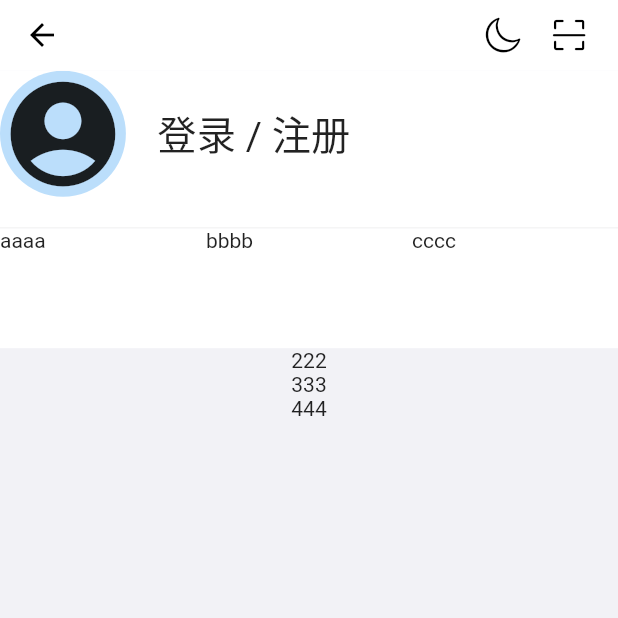
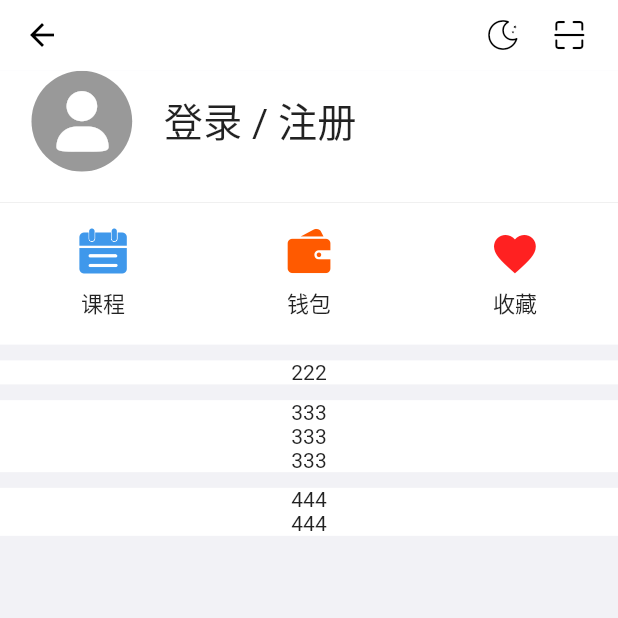
Before and after one commit to MemoryDewey/FlutterBaasStudy, a Flutter app: the ProfilePage screen opened directly, on a phone screen of 412 x 824 dp, the top half of it. Run offline on Flutter 3.47's test engine with Material 2 defaults, Android fonts, the light colour scheme and no system bars; our stand-ins replace cached_network_image, dio, flutter_screenutil, flutter_swiper, shared_preferences; accounts and stored records are empty; network calls fail.

Commit message:
更新图标，优化首页AppBar，更新个人页

```diff
--- a/lib/icons/font_icon.dart
+++ b/lib/icons/font_icon.dart
@@ -24,8 +24,13 @@ class FontIcons {
       IconData(0xe611, fontFamily: 'IconFont');
   static const IconData safety_setting =
       IconData(0xe612, fontFamily: 'IconFont');
-  static const IconData scan = IconData(0xe614, fontFamily: 'IconFont');
-  static const IconData qr_code = IconData(0xe63c, fontFamily: 'IconFont');
-  static const IconData sun = IconData(0xe6ee,fontFamily: 'IconFont');
-  static const IconData moon = IconData(0xe69a, fontFamily: 'IconFont');
+  static const IconData user = IconData(0xe613, fontFamily: 'IconFont');
+  static const IconData light_mode = IconData(0xe614, fontFamily: 'IconFont');
+  static const IconData dark_mode = IconData(0xe615, fontFamily: 'IconFont');
+  static const IconData qr_code = IconData(0xe616, fontFamily: 'IconFont');
+  static const IconData scan = IconData(0xe617, fontFamily: 'IconFont');
+  static const IconData wallet_border = IconData(0xe618, fontFamily: 'IconFont');
+  static const IconData wallet = IconData(0xe61c, fontFamily: 'IconFont');
+  static const IconData note = IconData(0xe61d, fontFamily: 'IconFont');
+  static const IconData search = IconData(0xe61e, fontFamily: 'Iconfont');
 }
--- a/lib/pages/home_page.dart
+++ b/lib/pages/home_page.dart
@@ -180,7 +180,7 @@ class _HomePageState extends State<HomePage>
             ),
           ),
           child: Container(
-            height: AutoSizeUtil.size(80),
+            height: AutoSizeUtil.size(_paddingTop + 60),
             padding: EdgeInsets.only(top: _paddingTop),
             decoration: BoxDecoration(
               color:
--- a/lib/pages/profile_page.dart
+++ b/lib/pages/profile_page.dart
@@ -1,5 +1,7 @@
 import 'package:baas_study/icons/font_icon.dart';
 import 'package:baas_study/utils/auto_size_utli.dart';
+import 'package:baas_study/widget/list_tile_group.dart';
+import 'package:cached_network_image/cached_network_image.dart';
 import 'package:flutter/material.dart';
 
 class ProfilePage extends StatefulWidget {
@@ -22,16 +24,35 @@ class _ProfilePageState extends State<ProfilePage>
         appBar: _appBar,
         backgroundColor: Color(0xfff2f2f6),
         body: Container(
-          child: Column(
+          child: ListView(
             children: <Widget>[
               _info,
-              Divider(
-                height: 0,
+              Divider(height: 0),
+              _gradGroup,
+              ListTileGroup(
+                color: Colors.white,
+                top: _size(10),
+                children: <Widget>[
+                  Text('222'),
+                ],
               ),
-              _gradItem,
-              Text('222'),
-              Text('333'),
-              Text('444'),
+              ListTileGroup(
+                color: Colors.white,
+                top: _size(10),
+                bottom: _size(10),
+                children: <Widget>[
+                  Text('333'),
+                  Text('333'),
+                  Text('333'),
+                ],
+              ),
+              ListTileGroup(
+                color: Colors.white,
+                children: <Widget>[
+                  Text('444'),
+                  Text('444'),
+                ],
+              ),
             ],
           ),
         ));
@@ -44,6 +65,11 @@ class _ProfilePageState extends State<ProfilePage>
     return AutoSizeUtil.size(size);
   }
 
+  _font(double fonSize) {
+    return AutoSizeUtil.font(fonSize);
+  }
+
+  /// appBar
   Widget get _appBar {
     return PreferredSize(
       child: AppBar(
@@ -52,7 +78,7 @@ class _ProfilePageState extends State<ProfilePage>
           Padding(
             padding: EdgeInsets.only(right: _size(20)),
             child: Icon(
-              FontIcons.moon,
+              FontIcons.dark_mode,
               size: _size(22),
             ),
           ),
@@ -69,20 +95,36 @@ class _ProfilePageState extends State<ProfilePage>
     );
   }
 
+  /// 头像信息
   Widget get _info {
     return Container(
-      padding: EdgeInsets.only(bottom: _size(20)),
+      padding: EdgeInsets.only(bottom: _size(20), left: _size(20)),
       color: Colors.white,
       child: Row(
         children: <Widget>[
-          CircleAvatar(
-            radius: _size(40),
-            child: Icon(Icons.account_circle, size: _size(80)),
+          /// 未登录时占位组件
+          Container(
+            width: _size(64),
+            height: _size(64),
+            decoration: BoxDecoration(
+              color: Color(0xff999999),
+              shape: BoxShape.circle,
+            ),
+            child: Center(
+              child: Icon(
+                FontIcons.user,
+                size: _size(40),
+                color: Colors.white,
+              ),
+            ),
           ),
-          /*Icon(
-            Icons.account_circle,
-            size: _size(80),
-            color: Color(0x85000000),
+
+          /// 成功登录后的头像
+          /*CircleAvatar(
+            radius: _size(32),
+            child: Container(
+
+            ),
           ),*/
           Container(
             padding: EdgeInsets.only(left: _size(20)),
@@ -98,14 +140,49 @@ class _ProfilePageState extends State<ProfilePage>
     );
   }
 
-  Widget get _gradItem {
+  /// Grad布局导航
+  Widget get _gradGroup {
     return Container(
-      height: 80,
+      height: _size(90),
       color: Colors.white,
-      child: GridView.count(
-        crossAxisCount: 3,
-        children: <Widget>[Text('aaaa'), Text('bbbb'), Text('cccc')],
+      child: Row(
+        mainAxisAlignment: MainAxisAlignment.spaceAround,
+        children: <Widget>[
+          _gradItem(
+            icon: FontIcons.note,
+            text: '课程',
+            color: Color(0xff3f98eb),
+          ),
+          _gradItem(
+            icon: FontIcons.wallet,
+            text: '钱包',
+            color: Color(0xffff5a00),
+          ),
+          _gradItem(
+            icon: Icons.favorite,
+            text: '收藏',
+            color: Color(0xffff2121),
+          )
+        ],
       ),
     );
   }
+
+  /// GradItem
+  Widget _gradItem({IconData icon, String text, Color color}) {
+    return Column(
+      mainAxisAlignment: MainAxisAlignment.center,
+      children: <Widget>[
+        Icon(
+          icon,
+          size: _size(32),
+          color: color,
+        ),
+        Container(
+          margin: EdgeInsets.only(top: _size(5)),
+          child: Text(text, style: TextStyle(fontSize: _font(14))),
+        )
+      ],
+    );
+  }
 }
--- /dev/null
+++ b/lib/widget/list_tile_group.dart
@@ -0,0 +1,27 @@
+import 'package:flutter/material.dart';
+
+class ListTileGroup extends StatelessWidget {
+  final List<Widget> children;
+  final double top;
+  final double bottom;
+  final Color color;
+
+  const ListTileGroup({
+    Key key,
+    this.top = 0,
+    this.bottom = 0,
+    this.children,
+    this.color,
+  }) : super(key: key);
+
+  @override
+  Widget build(BuildContext context) {
+    return Container(
+      color: color,
+      margin: EdgeInsets.only(top: top, bottom: bottom),
+      child: Column(
+        children: children,
+      ),
+    );
+  }
+}
--- a/lib/widget/search_bar.dart
+++ b/lib/widget/search_bar.dart
@@ -1,3 +1,4 @@
+import 'package:baas_study/icons/font_icon.dart';
 import 'package:baas_study/utils/auto_size_utli.dart';
 import 'package:flutter/material.dart';
 
@@ -170,7 +171,7 @@ class _SearchBarState extends State<SearchBar> {
     else
       inputBoxColor = Color(0xffededed);
     return Container(
-      height: 30,
+      height: _size(30),
       padding: EdgeInsets.fromLTRB(_size(10), 0, _size(10), 0),
       decoration: BoxDecoration(
           color: inputBoxColor,
@@ -179,12 +180,15 @@ class _SearchBarState extends State<SearchBar> {
           )),
       child: Row(
         children: <Widget>[
-          Icon(
-            Icons.search,
-            size: _size(20),
-            color: widget.searchBarType == SearchBarType.normal
-                ? Color(0xffa9a9a9)
-                : Colors.blue,
+          Container(
+            margin: EdgeInsets.only(right: _size(5)),
+            child: Icon(
+              FontIcons.search,
+              size: _size(15),
+              color: widget.searchBarType == SearchBarType.normal
+                  ? Color(0xffa9a9a9)
+                  : Colors.blue,
+            ),
           ),
           Expanded(
             flex: 1,
```
Also changed, not shown: assets/fonts/IconFont.ttf.
